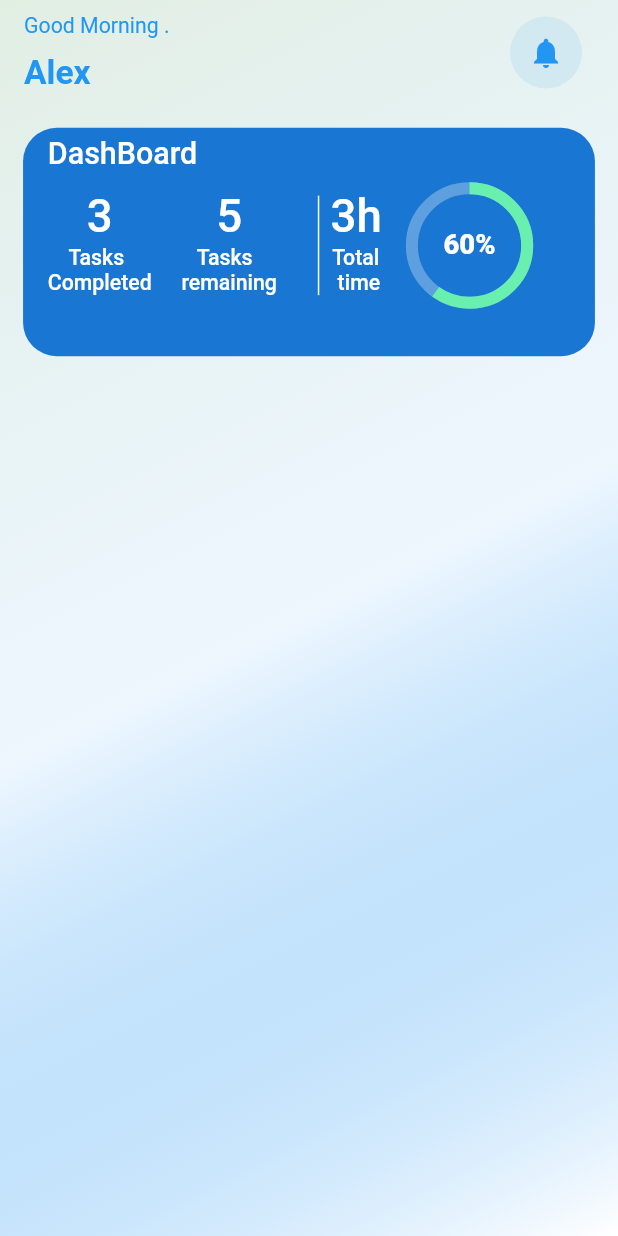
After one commit to Voclio/voclio-mobile, a Flutter app: the HomeScreenBody screen opened directly, on a phone screen of 412 x 824 dp. The commit adds this screen. Run offline on Flutter 3.47's test engine with Material 3 defaults, Android fonts, the phone set to English and light mode, and no system bars; our stand-ins replace animate_do, connectivity_plus, dio, equatable, flutter_bloc, flutter_screenutil and 3 more; accounts and stored records are empty.

Commit message:
feat: Implement initial home screen UI
This commit introduces the initial user interface for the home screen.

Key changes include:
- Added a new home screen body with a linear gradient background.
- Implemented a `HomeDashboard` widget to display task statistics, including completed, remaining, total time, and a progress indicator.
- Created a `HomeListTile` to show a welcoming message and the user's name.
- Added the `fl_chart` dependency for future chart implementations.
- Included localization for the new "welcoming" text in both English and Arabic.

```diff
--- a/lang/ar.json
+++ b/lang/ar.json
@@ -2,6 +2,7 @@
     "language": "العربية",
     "app_name": "فوكليو",
     "passwordConfirmation": " تأكيد كلمه المرور",
+    "welcoming" : "مرحبا بك . ",
     "login": "تسجيل الدخول",
     "welcome": "مرحباً! الرجاء إدخال بريدك الإلكتروني وكلمة المرور للبدء.",
     "your_email": "بريدك الإلكتروني",
--- a/lang/en.json
+++ b/lang/en.json
@@ -2,6 +2,7 @@
     "language": "English",
     "app_name": "Voclio",
     "login": "Login",
+    "welcoming":"Good Morning .",
     "welcome": "Welcome! Please enter your email and password to get started.",
     "your_email": "Your Email",
     "password": "Password",
--- /dev/null
+++ b/lib/core/app/linaer_container.dart
@@ -0,0 +1,27 @@
+import 'package:flutter/material.dart';
+import 'package:voclio_app/core/extentions/context_extentions.dart';
+
+class LinearContainer extends StatelessWidget {
+  const LinearContainer({
+    super.key,
+    required this.child
+  });
+  final Widget? child;
+  @override
+  Widget build(BuildContext context) {
+    return Container(
+      decoration: BoxDecoration(
+        gradient: LinearGradient(
+          begin: Alignment.topLeft,
+          end: Alignment.bottomRight,
+          colors: [
+            context.colors.accentDark!.withOpacity(0.15),
+            context.colors.primary!.withOpacity(0.08),
+            context.colors.background!,
+          ],
+        ),
+      ),
+      child: child
+    );
+  }
+}
--- a/lib/core/language/lang_keys.dart
+++ b/lib/core/language/lang_keys.dart
@@ -6,6 +6,7 @@ class LangKeys {
   static const String email = 'your_email';
   static const String password = 'password';
   static const String passwordConfirmation = 'passwordConfirmation';
+  static const String welcoming = 'welcoming';
   static const String validEmail = 'valid_email';
   static const String validPasswrod = 'valid_passwrod';
   static const String loggedSuccessfully = 'logged_successfully';
--- /dev/null
+++ b/lib/features/home/presentation/refactor/home_screen_body.dart
@@ -0,0 +1,29 @@
+import 'package:flutter/material.dart';
+import 'package:flutter_screenutil/flutter_screenutil.dart';
+import 'package:voclio_app/core/extentions/context_extentions.dart';
+import '../../../../core/app/linaer_container.dart';
+import '../widjets/home_dashboard.dart';
+import '../widjets/home_list_tile.dart';
+
+class HomeScreenBody extends StatelessWidget {
+  const HomeScreenBody({super.key});
+
+  @override
+  Widget build(BuildContext context) {
+    return Scaffold(
+      body: LinearContainer(
+        child: SafeArea(
+          child: Column(
+            children: [
+              // Home header Info
+              HomeListTile(),
+              SizedBox(height: 15.h),
+              // Home Dashboard
+              HomeDashboard(),
+            ],
+          ),
+        ),
+      ),
+    );
+  }
+}
--- a/lib/features/home/presentation/screens/home_screen.dart
+++ b/lib/features/home/presentation/screens/home_screen.dart
@@ -1,55 +1,13 @@
 import 'package:flutter/material.dart';
-import 'package:flutter_screenutil/flutter_screenutil.dart';
 import 'package:voclio_app/core/extentions/context_extentions.dart';
 import 'package:voclio_app/core/routes/App_routes.dart';
+import 'package:voclio_app/features/home/presentation/refactor/home_screen_body.dart';
 
 class HomeScreen extends StatelessWidget {
   const HomeScreen({super.key});
 
   @override
   Widget build(BuildContext context) {
-    return Scaffold(
-      appBar: AppBar(
-        title: Text('Home'),
-        actions: [
-          IconButton(
-            icon: Icon(Icons.logout),
-            onPressed: () {
-              // TODO: Implement logout
-              context.goRoute(AppRouter.login);
-            },
-          ),
-        ],
-      ),
-      body: Center(
-        child: Column(
-          mainAxisAlignment: MainAxisAlignment.center,
-          children: [
-            Icon(
-              Icons.home,
-              size: 100.w,
-              color: context.colors.primary,
-            ),
-            SizedBox(height: 20.h),
-            Text(
-              'Welcome to Voclio!',
-              style: context.textStyle.copyWith(
-                fontSize: 24.sp,
-                fontWeight: FontWeight.bold,
-                color: context.colors.textColor,
-              ),
-            ),
-            SizedBox(height: 10.h),
-            Text(
-              'You are successfully logged in.',
-              style: context.textStyle.copyWith(
-                fontSize: 16.sp,
-                color: context.colors.textColor?.withOpacity(0.7),
-              ),
-            ),
-          ],
-        ),
-      ),
-    );
+    return HomeScreenBody();
   }
 }
--- /dev/null
+++ b/lib/features/home/presentation/widjets/home_dashboard.dart
@@ -0,0 +1,128 @@
+import 'package:flutter/material.dart';
+import 'package:flutter_screenutil/flutter_screenutil.dart';
+import 'package:voclio_app/core/extentions/context_extentions.dart';
+
+
+class HomeDashboard extends StatelessWidget {
+  const HomeDashboard({
+    super.key,
+  });
+
+  @override
+  Widget build(BuildContext context) {
+    return Padding(
+      padding: EdgeInsets.symmetric(horizontal: 14.w),
+      child: Container(
+        width: double.infinity,
+        height: 150.h,
+        decoration: BoxDecoration(
+            color: context.colors.primaryDark,
+            borderRadius: BorderRadius.circular(22.r)
+        ),
+        child: Padding(
+          padding:  EdgeInsets.symmetric(horizontal: 15.w,vertical: 5.h),
+          child: Column(
+            crossAxisAlignment: CrossAxisAlignment.start,
+            children: [
+              Text('DashBoard',style: context.textStyle.copyWith(
+                fontSize: 20.sp,
+                fontWeight: FontWeight.w500,
+                color: context.colors.white,
+
+              ),),
+              SizedBox(height: 10.h,),
+              SizedBox(
+                height: 90.h,
+                child: Row(
+
+                  children: [
+                    Column(
+                      crossAxisAlignment: CrossAxisAlignment.center,
+                      children: [
+                        Text('3',style: context.textStyle.copyWith(
+                          fontSize: 30.sp,
+                          fontWeight: FontWeight.w500,
+                          color: context.colors.white,
+                        ),),
+                        Text('\t\t\t\tTasks\nCompleted',style: context.textStyle.copyWith(
+                          fontSize: 14.sp,
+                          fontWeight: FontWeight.w500,
+                          color: context.colors.white,
+                        ),),
+                      ],
+                    ),
+                    SizedBox(width: 18.w,),
+                    Column(
+                      children: [
+                        Text('5',style: context.textStyle.copyWith(
+                          fontSize: 30.sp,
+                          fontWeight: FontWeight.w500,
+                          color: context.colors.white,
+                        ),),
+                        Text('\t\t\tTasks\nremaining',style: context.textStyle.copyWith(
+                          fontSize: 14.sp,
+                          fontWeight: FontWeight.w500,
+                          color: context.colors.white,
+                        ),),
+                      ],
+                    ),
+                    SizedBox(width: 18.w,),
+                    VerticalDivider(
+                      indent: 5,
+                      endIndent: 20,
+                      color: context.colors.white,
+                      thickness: 1,
+                    ),
+
+                    Column(
+                      children: [
+                        Text('3h',style: context.textStyle.copyWith(
+                          fontSize: 30.sp,
+                          fontWeight: FontWeight.w500,
+                          color: context.colors.white,
+                        ),),
+                        Text('Total\n\ttime',style: context.textStyle.copyWith(
+                          fontSize: 14.sp,
+                          fontWeight: FontWeight.w500,
+                          color: context.colors.white,
+                        ),),
+                      ],
+                    ),
+
+                    Padding(
+                      padding: const EdgeInsets.only(left: 20,bottom: 15),
+                      child: Stack(
+                        alignment: Alignment.center,
+                        children: [
+                          SizedBox(
+                            width: 70.w,
+                            height: 70.w,
+                            child: CircularProgressIndicator(
+                              value: 0.6, // نسبة التقدم 60%
+                              strokeWidth: 8,
+                              backgroundColor: Colors.white.withOpacity(0.3),
+                              valueColor: AlwaysStoppedAnimation<Color>(Colors.greenAccent),
+                            ),
+                          ),
+                          Text(
+                            "60%",
+                            style: context.textStyle.copyWith(
+                              color: context.colors.white,
+                              fontWeight: FontWeight.w900,
+                              fontSize: 18.sp,
+                            ),
+                          ),
+                        ],
+                      ),
+                    ),
+
+                  ],
+                ),
+              )
+            ],
+          ),
+        ),
+      ),
+    );
+  }
+}
--- /dev/null
+++ b/lib/features/home/presentation/widjets/home_list_tile.dart
@@ -0,0 +1,48 @@
+import 'package:flutter/cupertino.dart';
+import 'package:flutter/material.dart';
+import 'package:voclio_app/core/extentions/context_extentions.dart';
+import 'package:flutter_screenutil/flutter_screenutil.dart';
+import 'package:voclio_app/core/language/lang_keys.dart';
+class HomeListTile extends StatelessWidget {
+  const HomeListTile({
+    super.key,
+  });
+
+  @override
+  Widget build(BuildContext context) {
+    return ListTile(
+      title: Text(
+        context.translate(LangKeys.welcoming),
+        style: context.textStyle.copyWith(
+          fontSize: 14.sp,
+          fontWeight: FontWeight.w400,
+          color: context.colors.textColor,
+        ),
+      ),
+      subtitle: Padding(
+        padding: const EdgeInsets.only(top: 10),
+        child: Text(
+          'Alex',
+          style: context.textStyle.copyWith(
+            fontSize: 22.sp,
+            fontWeight: FontWeight.bold,
+            color: context.colors.textColor,
+          ),
+        ),
+      ),
+      trailing: Container(
+        decoration: BoxDecoration(
+          color: context.colors.primary!.withOpacity(0.1),
+          borderRadius: BorderRadius.circular(30.r),
+        ),
+        child: IconButton(
+          onPressed: () {},
+          icon: Icon(
+            Icons.notifications,
+            color: context.colors.textColor,
+          ),
+        ),
+      ),
+    );
+  }
+}
--- a/lib/voclio_app.dart
+++ b/lib/voclio_app.dart
@@ -37,7 +37,7 @@ class VoclioApp extends StatelessWidget {
                       create: (context) => getIt<AuthBloc>(),
                       child: MaterialApp.router(
                         debugShowCheckedModeBanner: false,
-                        theme: isDarkMode ? themeDark() : themeLight(),
+                        theme: isDarkMode ?themeDark(): themeLight(),
                         darkTheme: themeDark(),
                         locale: locale,
                         supportedLocales: AppLocalizationsSetup.supportedLocales,
--- a/pubspec.yaml
+++ b/pubspec.yaml
@@ -38,6 +38,7 @@ dependencies:
   # Use with the CupertinoIcons class for iOS style icons.
   cupertino_icons: ^1.0.8
   flutter_bloc: ^9.1.1
+  fl_chart: ^1.1.0
 
 dev_dependencies:
   flutter_test:
```
